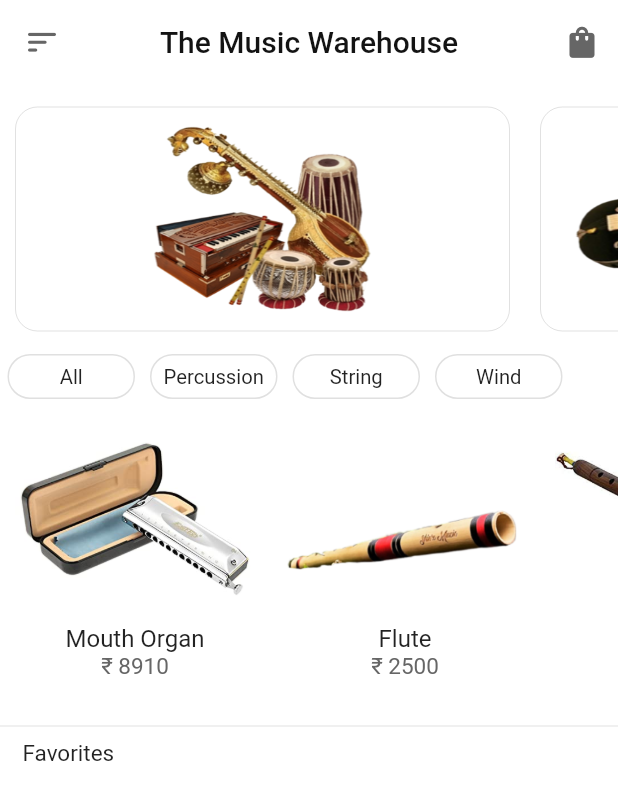
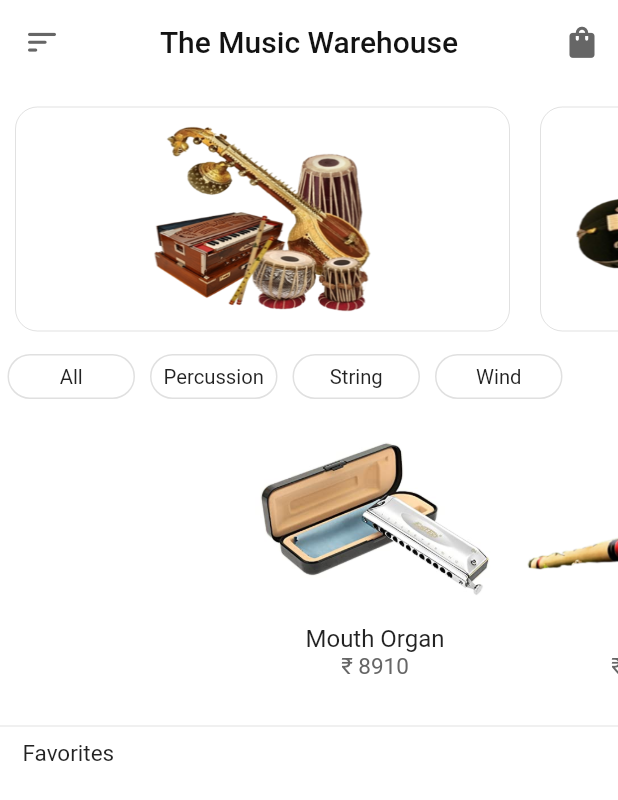
Before and after one commit to VivekTailor19/music_cart_app, a Flutter app: the screen it shows after launch, after a tap on "Percussion", after a tap on "String", after a tap on "Wind", on a phone screen of 412 x 824 dp. Shown: the top 800 px of the screen. Run offline on Flutter 3.47's test engine with Material 2 defaults, Android fonts, the phone set to English and light mode, and no system bars.

Commit message:
The Music Warehouse

```diff
--- a/lib/screen/provider/music_provider.dart
+++ b/lib/screen/provider/music_provider.dart
@@ -115,134 +115,24 @@ class MusicProvider extends ChangeNotifier {
         fav: false),
   ];
 
-  List<Music> filterlist = [
-    Music(
-        type: "String",
-        photo: "assets/images/casio.jpg",
-        name: "Casio",
-        detail: "YAMAHA PSR-F52 PORTABLE KEYBOARD WITH 61 KEYS",
-        price: 7200,
-        qty: 1,
-        fav: false),
-    Music(
-        type: "String",
-        photo: "assets/images/gitar.jpg",
-        name: "Gitar",
-        detail:
-            "Kadence Wanderer Series ukulele + (Free online learning Course) Brown Mahogany wood Ukulele With Bag",
-        price: 2199,
-        qty: 1,
-        fav: false),
-    Music(
-        type: "String",
-        photo: "assets/images/harmonium.jpg",
-        name: "Harmonium",
-        detail:
-            "Laying Style™ 9 Stopper 42 Key 2 Reed 440 Tuned Total Wood Musical Instrument Harmonium (Brown)",
-        price: 7700,
-        qty: 1,
-        fav: false),
-    Music(
-        type: "String",
-        photo: "assets/images/tumbi.jpg",
-        name: "Tumbi",
-        detail:
-            "SAI Musical Pure Handmade Fine Crafted Indian Musical Instruments Wooden Playing Iktara (Tumbi)",
-        price: 650,
-        qty: 1,
-        fav: false),
-    Music(
-        type: "Percussion",
-        photo: "assets/images/damru.jpg",
-        name: "Damru",
-        detail:
-            "De Kulture Works™ Hand Hammered Brass Damru Mini Hand Drum Musical Instruments 4X3 DH (Inches)",
-        price: 1475,
-        qty: 1,
-        fav: false),
-    Music(
-        type: "Percussion",
-        photo: "assets/images/manjeera.jpg",
-        name: "Manjeera",
-        detail:
-            "Berua Karatals for kirtan, Spiritual Music Musical Instruments Indian Manjeera",
-        price: 350,
-        qty: 1,
-        fav: false),
-    Music(
-        type: "Percussion",
-        photo: "assets/images/tabla.jpg",
-        name: "Tabla",
-        detail:
-            "HRB MUSICALS® Student Table Jodi, Basic Table Set, Steel Bayan, Dayan wooden table, Hammer, Cushions & Cover, with bag- Perfect Tablas for Students and Beginners on Budget Tabla, Indian Hand Drums",
-        price: 6555,
-        qty: 1,
-        fav: false),
-    Music(
-        type: "Percussion",
-        photo: "assets/images/dholak.jpg",
-        name: "Dholak",
-        detail: "Ganesh Musical Store Presents - Handmade Dholak",
-        price: 1500,
-        qty: 1,
-        fav: false),
-    Music(
-        type: "Wind",
-        photo: "assets/images/mouthorgan.jpg",
-        name: "Mouth Organ",
-        detail:
-            "East top Chromatic Mouth Organs Harmonica Key of Bb,12 Holes 48 Tones Chromatic Harmonica Mouth Organ Musical Instrument for Adults and Professionals(Bb)",
-        price: 8910,
-        qty: 1,
-        fav: false),
-    Music(
-        type: "Wind",
-        photo: "assets/images/flute.png",
-        name: "Flute",
-        detail:
-            "Shiv'z Muzic Flute, G Natural BASE, PREMIUM Bansuri, 25 inches (with Written Manual & Bag)",
-        price: 2500,
-        qty: 1,
-        fav: false),
-    Music(
-        type: "Wind",
-        photo: "assets/images/shenai.jpg",
-        name: "Shenai",
-        detail: "SAONA India Indian Classical Wind Musical Instrument Shehnai",
-        price: 1600,
-        qty: 1,
-        fav: false),
-    Music(
-        type: "Wind",
-        photo: "assets/images/trumpet.jpg",
-        name: "Trumpet",
-        detail: "ARB Professional Edition AGT-03 Bb Trumpet  (Yes)",
-        price: 9500,
-        qty: 1,
-        fav: false),
-  ];
+  List<Music> filterlist = [];
+
+  void addDataToFilter()
+  {
+    filterlist=itemlist;
+  }
 
   int gridheight = 180;
 
-  String option = "";
+  String category="All";
 
-  void filter(String seltype) {
-    filterlist = [];
-    option = seltype;
-
-    for (int i = 0; i < itemlist.length; i++) {
-      if (itemlist[i].type == seltype) {
-        filterlist.add(itemlist[i]);
-      }
+  void changeCategory(String cate)
+  {
+      category =cate;
+      notifyListeners();
   }
 
-    if (seltype == "All") {
-      filterlist = itemlist;
-      gridheight *= filterlist.length;
-    }
 
-    notifyListeners();
-  }
 
   List<Music> cartlist = [
     //Music(photo: "assets/images/tumbi.jpg",name: "Tumbi",detail: "SAI Musical Pure Handmade Tumbi",price: 650,qty: 1),
@@ -302,43 +192,59 @@ class MusicProvider extends ChangeNotifier {
 
 
 
-  List<Music> likedlist = [];
 
-  void like(int index)
-  {
-    Music temp = filterlist[index];
 
-      if (filterlist[index].fav != true) {
+
+  void likeitem(int index) {
+
+      Music s = itemlist[index];
       Music update = Music(
-            name: temp.name,
-            price: temp.price,
-            qty: temp.qty,
-            photo: temp.photo,
-            detail: temp.detail,
-            fav: true);
+          photo: s.photo,
+          type: s.type,
+          price: s.price,
+          qty: s.qty,
+          fav: !s.fav!,
+          name: s.name,
+          detail: s.detail,
+      );
       filterlist[index] = update;
-        //likeitems();
-
-        likedlist.add(filterlist[index]);
 
       notifyListeners();
-      } else {
-        Music update = Music(
-            name: temp.name,
-            price: temp.price,
-            qty: temp.qty,
-            photo: temp.photo,
-            detail: temp.detail,
-            fav: false);
-        filterlist[index] = update;
-        //likeitems();
 
-        likedlist.removeAt(index);
-        notifyListeners();
-      }
-      //notifyListeners();
 
   }
+
+
+
+}
+
+
+
+// void filter(String seltype) {
+//   if (seltype == "All")
+//   {
+//     filterlist = [];
+//     filterlist = itemlist;
+//     gridheight *= filterlist.length;
+//     notifyListeners();
+//   }
+//   else
+//       {
+//           filterlist = [];
+//           for (int i = 0; i < itemlist.length; i++)
+//            {
+//              if (itemlist[i].type == seltype)
+//              {
+//                filterlist.add(itemlist[i]);
+//              }
+//            }
+//           notifyListeners();
+//       }
+//
+// }
+
+
+
 
 // void likeitems()
 // {
@@ -383,4 +289,3 @@ class MusicProvider extends ChangeNotifier {
 //   }
 //   notifyListeners();
 // }
-}
--- a/lib/screen/view/homescreen.dart
+++ b/lib/screen/view/homescreen.dart
@@ -1,4 +1,3 @@
-
 import 'package:flutter/material.dart';
 import 'package:music_cart_app/screen/provider/music_provider.dart';
 import 'package:provider/provider.dart';
@@ -11,24 +10,23 @@ class HomeScreen extends StatefulWidget {
 }
 
 class _HomeScreenState extends State<HomeScreen> {
-
   MusicProvider? providerF;
   MusicProvider? providerT;
+
   @override
+  void initState() {
+    super.initState();
 
-
-
-
+    Provider.of<MusicProvider>(context, listen: false).addDataToFilter();
+  }
 
   @override
   Widget build(BuildContext context) {
-
     providerF = Provider.of<MusicProvider>(context, listen: false);
     providerT = Provider.of<MusicProvider>(context, listen: true);
 
     return SafeArea(
       child: Scaffold(
-
         backgroundColor: Colors.white,
         appBar: AppBar(
           leading: Icon(
@@ -60,59 +58,59 @@ class _HomeScreenState extends State<HomeScreen> {
           crossAxisAlignment: CrossAxisAlignment.start,
           children: [
             SizedBox(height: 5),
-
-            Container(height: 170,
+            Container(
+              height: 170,
               child: ListView.builder(
                 scrollDirection: Axis.horizontal,
                 itemCount: providerF!.storyphoto.length,
                 itemBuilder: (context, index) {
                   return Story("${providerF!.storyphoto[index]}");
-
                 },
-            ),),
-
+              ),
+            ),
             SizedBox(height: 5),
-            Container(height: 30,
+            Container(
+              height: 30,
               child: ListView(
                 scrollDirection: Axis.horizontal,
                 children: [
-                  InkWell(onTap: () {
-                    providerT!.filter("All");
+                  InkWell(
+                      onTap: () {
+                        providerF!.changeCategory("All");
                       },
                       child: Tabs("All")),
-
-
-                  InkWell(onTap: () {
-                    providerT!.filter("Percussion");
+                  InkWell(
+                      onTap: () {
+                        providerF!.changeCategory("Percussion");
                       },
                       child: Tabs("Percussion")),
-
                   InkWell(
                       onTap: () {
-                        providerT!.filter("String");
+                        providerF!.changeCategory("String");
                       },
                       child: Tabs("String")),
-
                   InkWell(
                       onTap: () {
-                        providerT!.filter("Wind");
+                        providerF!.changeCategory("Wind");
                       },
                       child: Tabs("Wind")),
-
                 ],
               ),
             ),
-
             SizedBox(height: 10),
-
-              Container(height: 200,
+            Container(
+              height: 200,
               child: ListView.builder(
-                    scrollDirection:Axis.horizontal,
+                scrollDirection: Axis.horizontal,
                 itemCount: providerT!.filterlist.length,
-                    itemBuilder: (
-                        context, index) => Padding(
-                        padding: const EdgeInsets.symmetric(horizontal: 10,vertical: 15),
-                        child: InkWell(
+                itemBuilder: (context, index) => Padding(
+                  padding:
+                      const EdgeInsets.symmetric(horizontal: 10, vertical: 15),
+                  child: (
+                      providerT!.category ==
+                              providerT!.filterlist[index].type) ||
+                          (providerT!.category == "All")
+                      ? InkWell(
                           onTap: () => Navigator.pushNamed(context, "itemview",
                               arguments: index),
                           child: Container(
@@ -150,37 +148,39 @@ class _HomeScreenState extends State<HomeScreen> {
                               ],
                             ),
                           ),
+                        )
+                      : Container(),
                 ),
-                    )),
               ),
-
-
-
-            Divider(color: Colors.black12,thickness: 0.65,),
+            ),
+            Divider(
+              color: Colors.black12,
+              thickness: 0.65,
+            ),
             Padding(
               padding: const EdgeInsets.only(left: 15.0),
               child: Container(
                 height: 20,
                 width: 85,
                 alignment: Alignment.centerLeft,
-
-                child: Text("Favorites",style: TextStyle(fontSize: 15),),
+                child: Text(
+                  "Favorites",
+                  style: TextStyle(fontSize: 15),
                 ),
               ),
-
-
-            Container(height: 170,
+            ),
+            Container(
+              height: 170,
               child: ListView.builder(
-                  scrollDirection:Axis.horizontal,
-                  itemCount: providerT!.likedlist.length,
-                  itemBuilder: (
-                      context, index) => Padding(
-                      padding: const EdgeInsets.symmetric(horizontal: 10,vertical: 15),
-                      child: InkWell(
-                        onTap: () {
-
-
-                        },
+                  scrollDirection: Axis.horizontal,
+                  itemCount: providerT!.filterlist.length,
+                  itemBuilder: (context, index) => Padding(
+                        padding: const EdgeInsets.symmetric(
+                            horizontal: 10, vertical: 15),
+                        child: providerT!.filterlist[index].fav == false
+                            ? Container()
+                            : InkWell(
+                                onTap: () {},
                                 child: Container(
                                   height: 170,
                                   width: 160,
@@ -194,24 +194,26 @@ class _HomeScreenState extends State<HomeScreen> {
                                         height: 100,
                                         width: 160,
                                         decoration: BoxDecoration(
-                                borderRadius: BorderRadius.circular(15),
+                                          borderRadius:
+                                              BorderRadius.circular(15),
                                         ),
                                         child: Image.asset(
-                                "${providerT!.likedlist[index].photo}",
+                                          "${providerT!.filterlist[index].photo}",
                                           fit: BoxFit.cover,
                                         ),
                                       ),
                                       SizedBox(height: 3),
                                       Text(
-                              "${providerT!.likedlist[index].name}",
+                                        "${providerT!.filterlist[index].name}",
                                         style: TextStyle(
                                           fontSize: 16,
                                         ),
                                       ),
                                       Text(
-                              "₹ ${providerT!.likedlist[index].price}",
+                                        "₹ ${providerT!.filterlist[index].price}",
                                         style: TextStyle(
-                                  fontSize: 15, color: Color(0xff666666)),
+                                            fontSize: 15,
+                                            color: Color(0xff666666)),
                                       ),
                                     ],
                                   ),
@@ -219,9 +221,6 @@ class _HomeScreenState extends State<HomeScreen> {
                               ),
                       )),
             ),
-
-
-
           ],
         ),
       ),
@@ -230,34 +229,40 @@ class _HomeScreenState extends State<HomeScreen> {
 
   Widget Tabs(String titlename) {
     return Padding(
-      padding: const EdgeInsets.symmetric(horizontal:5),
+      padding: const EdgeInsets.symmetric(horizontal: 5),
       child: Container(
         height: 30,
         width: 85,
         decoration: BoxDecoration(
-
             borderRadius: BorderRadius.circular(25),
             border: Border.all(color: Colors.black12)),
         alignment: Alignment.center,
-
-                  child: Text("$titlename",style: TextStyle(fontSize: 13.5),),
+        child: Text(
+          "$titlename",
+          style: TextStyle(fontSize: 13.5),
+        ),
       ),
     );
   }
 
-
-  Widget Story(String stphoto)
-  {
+  Widget Story(String stphoto) {
     return Padding(
       padding: const EdgeInsets.all(10.0),
       child: Container(
-        height: 150,width: 330,
-        decoration: BoxDecoration(borderRadius: BorderRadius.circular(15),
-          border: Border.all(width: 0.65,color: Colors.black12),),
-        child: Image.asset("$stphoto",height: 155,width: 320,fit: BoxFit.fill,),
+        height: 150,
+        width: 330,
+        decoration: BoxDecoration(
+          borderRadius: BorderRadius.circular(15),
+          border: Border.all(width: 0.65, color: Colors.black12),
+        ),
+        child: Image.asset(
+          "$stphoto",
+          height: 155,
+          width: 320,
+          fit: BoxFit.fill,
+        ),
       ),
     );
-
   }
 }
 
```
Also changed, not shown: lib/screen/view/item_view.dart (+65 -40 lines). Lines whose indentation alone changed are shown as unchanged.
